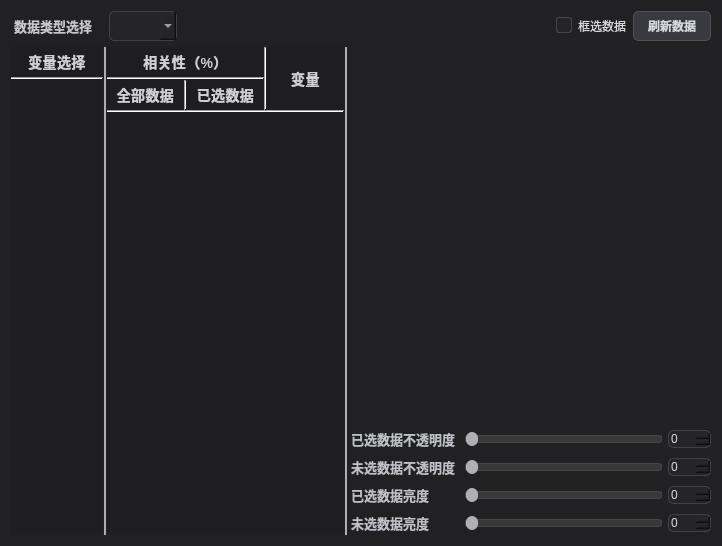
Old version of the form Qt/Resources/UI/igQtVariableCorrelationWidget.ui in the repository hu-shuhan/editOpeniGame.
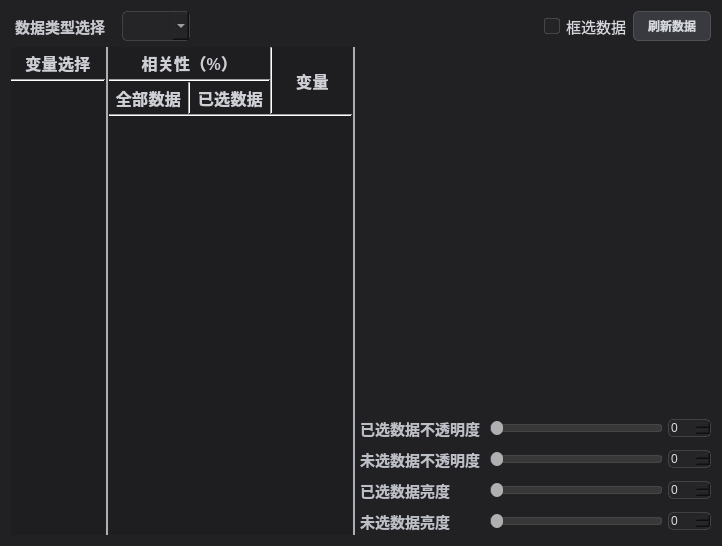
New version of the form.

```diff
--- a/Qt/Resources/UI/igQtVariableCorrelationWidget.ui
+++ b/Qt/Resources/UI/igQtVariableCorrelationWidget.ui
@@ -39,11 +39,11 @@
 QWidget#igQtVariableCorrelationWidget QLabel {
     background-color: transparent;
     color: rgba(198, 200, 208, 0.95) !important;
-    font-size: 13px;
+    font-size: 15px;
 }
 QWidget#igQtVariableCorrelationWidget QLabel#label_10 {
     color: rgba(205, 207, 213, 0.96) !important;
-    font-size: 13px;
+    font-size: 15px;
     font-weight: 600;
     padding-right: 6px;
 }
@@ -53,7 +53,7 @@
 QWidget#igQtVariableCorrelationWidget QLabel#label_4,
 QWidget#igQtVariableCorrelationWidget QLabel#label_5 {
     color: rgba(212, 214, 220, 0.97) !important;
-    font-size: 14px;
+    font-size: 16px;
     font-weight: 600;
     letter-spacing: 0.3px;
     padding: 4px 2px;
@@ -63,7 +63,7 @@
 QWidget#igQtVariableCorrelationWidget QLabel#label_8,
 QWidget#igQtVariableCorrelationWidget QLabel#label_9 {
     color: rgba(198, 200, 208, 0.95) !important;
-    font-size: 13px;
+    font-size: 15px;
     font-weight: 500;
     padding: 2px 0;
 }
@@ -72,14 +72,14 @@
 QWidget#igQtVariableCorrelationWidget QLabel#mainVariablePos,
 QWidget#igQtVariableCorrelationWidget QLabel#subVariablePos {
     color: rgba(186, 188, 196, 0.94) !important;
-    font-size: 13px;
+    font-size: 15px;
     font-weight: 500;
 }
 /* 相关性矩阵内数值 */
 QWidget#igQtVariableCorrelationWidget igQtVariableCorrelationWidget_VariableCorrelationLabel {
     color: rgba(220, 222, 230, 0.94) !important;
     font-weight: 500;
-    font-size: 13px;
+    font-size: 15px;
 }
 QComboBox {
     background-color: rgba(37, 37, 40, 0.88);
@@ -110,6 +110,7 @@
 QCheckBox {
     spacing: 6px;
     color: rgba(224, 226, 232, 0.95) !important;
+    font-size: 15px;
 }
 QCheckBox::indicator {
     width: 14px;
@@ -159,6 +160,7 @@
     color: rgba(224, 226, 232, 0.95) !important;
     background: transparent;
     spacing: 6px;
+    font-size: 15px;
 }
 igQtVariableCorrelationWidget QRadioButton::indicator {
     width: 14px;
```
